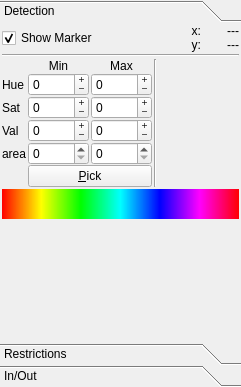
Old version of the form lib/ui/tab_featuresUi.ui in the repository wonkoderverstaendige/Spotter.
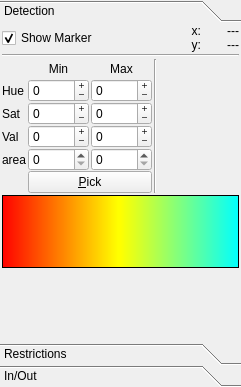
New version of the form.

Commit message: Struggling with color space label generation

The edit to the form file:
```diff
--- a/lib/ui/tab_featuresUi.ui
+++ b/lib/ui/tab_featuresUi.ui
@@ -65,14 +65,11 @@
                <verstretch>0</verstretch>
               </sizepolicy>
              </property>
-             <property name="maximumSize">
-              <size>
-               <width>16777215</width>
-               <height>30</height>
-              </size>
-             </property>
              <property name="styleSheet">
-              <string notr="true">background-color: qlineargradient(spread:pad, x1:0, y1:0, x2:1, y2:0, stop:0 rgba(255, 0, 0, 255), stop:0.166 rgba(255, 255, 0, 255), stop:0.333 rgba(0, 255, 0, 255), stop:0.5 rgba(0, 255, 255, 255), stop:0.666 rgba(0, 0, 255, 255), stop:0.833 rgba(255, 0, 255, 255), stop:1 rgba(255, 0, 0, 255));</string>
+              <string notr="true">background-color:qlineargradient(spread:pad, x1:0, y1:0, x2:1, y2:0,stop:0 hsva(0, 255, 255, 255),stop:0.49 hsva(60, 255, 255, 255),stop:0.5 hsva(60, 255, 255, 255),stop:1 hsva(180, 255, 255, 255));</string>
+             </property>
+             <property name="frameShape">
+              <enum>QFrame::StyledPanel</enum>
              </property>
              <property name="text">
               <string/>
@@ -87,7 +84,7 @@
              <property name="sizeHint" stdset="0">
               <size>
                <width>20</width>
-               <height>40</height>
+               <height>20</height>
               </size>
              </property>
             </spacer>
@@ -316,7 +313,14 @@
              </property>
             </widget>
            </item>
-           <item row="3" column="5">
+           <item row="0" column="4" rowspan="7">
+            <widget class="Line" name="line_2">
+             <property name="orientation">
+              <enum>Qt::Vertical</enum>
+             </property>
+            </widget>
+           </item>
+           <item row="0" column="5">
             <spacer name="horizontalSpacer_2">
              <property name="orientation">
               <enum>Qt::Horizontal</enum>
```
Left out of the diff: 299 changed lines with no effect on the pictures. The commit also changes 8 other files.
